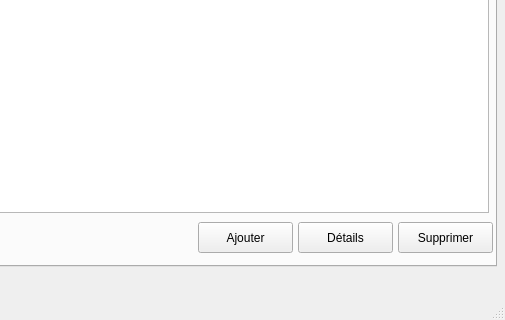
First picture: the form in mainwindow.ui, repository Lobelie/IHM-Project, before the edit; both pictures show x 554 to 1059 and y 241 to 561 of the 1059 by 561 pixel window.
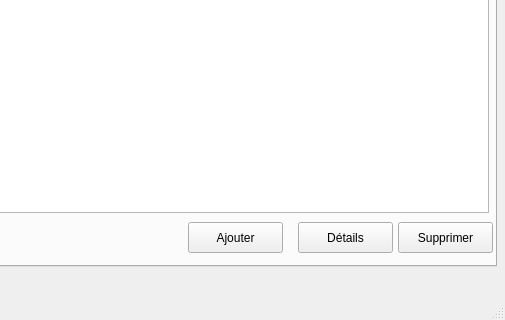
Second picture: the form after the edit. The open tabs and pages were chosen to show the change.

Commit message: Creation of one class per tab

Patch:
```diff
--- a/mainwindow.ui
+++ b/mainwindow.ui
@@ -155,7 +155,7 @@
      <widget class="QPushButton" name="addMode">
       <property name="geometry">
        <rect>
-        <x>740</x>
+        <x>730</x>
         <y>410</y>
         <width>95</width>
         <height>31</height>
```
Left out of the diff: 2 changed lines with no effect on the pictures. The commit also changes 7 other files.
